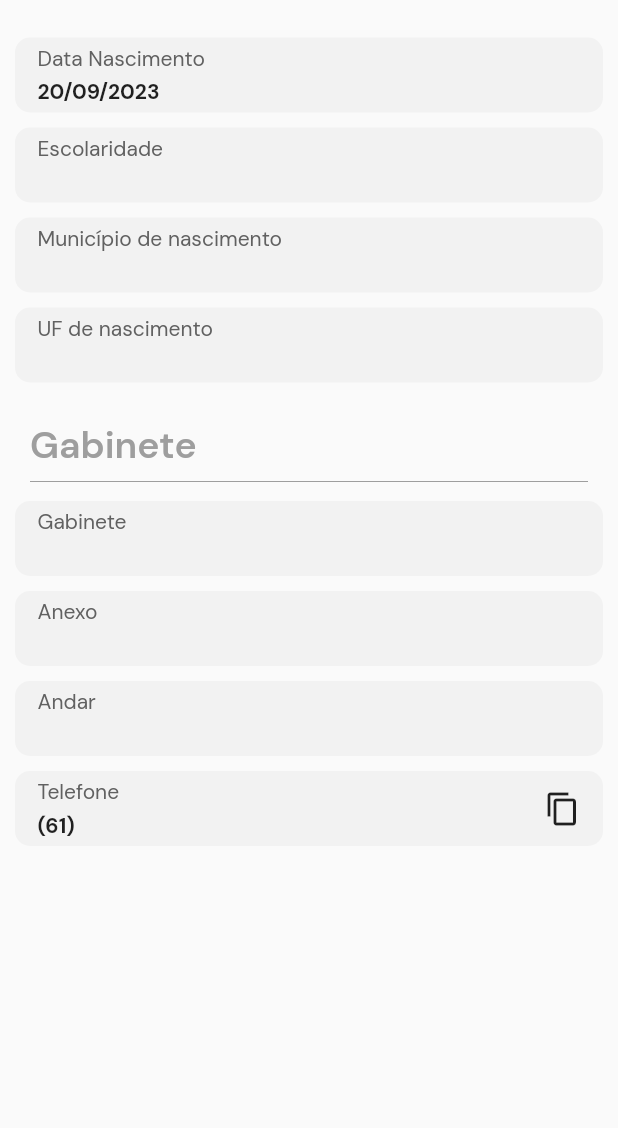
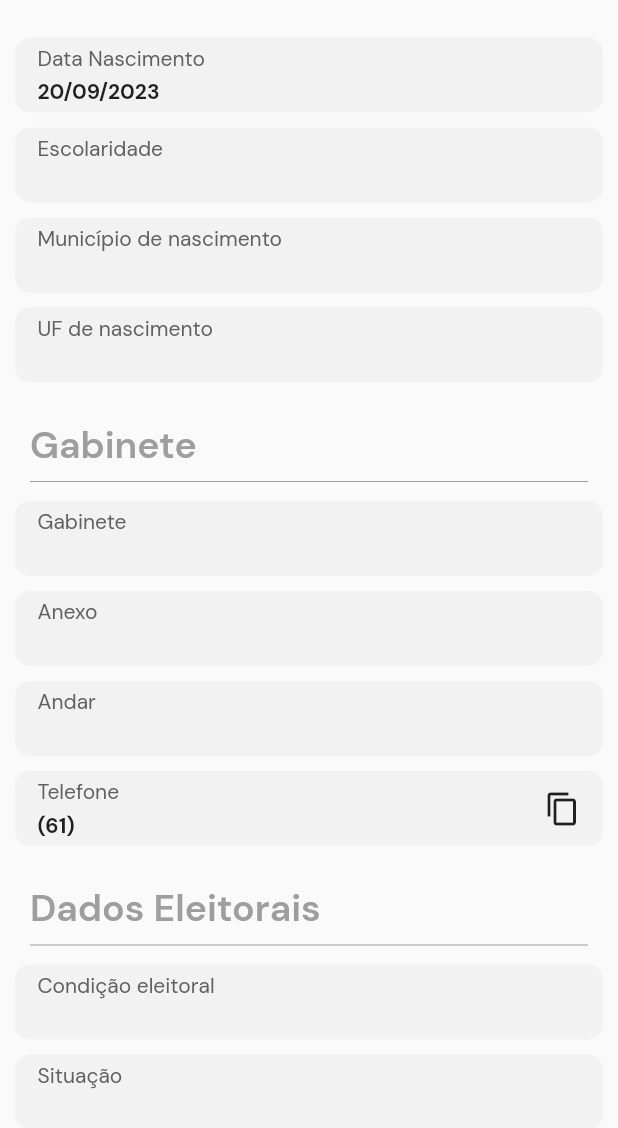
Before and after one commit to wdvictor/vigia_deputados, a Flutter app: the TabDadosPessoais widget shown alone on an empty page, opened directly with empty values, on a phone screen of 412 x 824 dp. Shown: the top 1128 px of the screen. Run offline on Flutter 3.47's test engine with Material 2 defaults, Android fonts, the phone set to English and light mode, and no system bars; our stand-ins replace awesome_dialog, google_fonts; network calls fail.

Commit message:
adding political situation

```diff
--- a/lib/pages/perfil_deputado/tab_dados_pessoais.dart
+++ b/lib/pages/perfil_deputado/tab_dados_pessoais.dart
@@ -61,6 +61,24 @@ class TabDadosPessoais extends StatelessWidget {
             data: formatCellphone(deputado.ultimoStatus.gabinete.telefone),
             showCopyButton: true,
           ),
+          Padding(
+            padding: const EdgeInsets.only(left: 20, top: 20),
+            child: Text(
+              'Dados Eleitorais',
+              style:
+                  GoogleFonts.dmSans(color: Colors.grey, fontSize: 25, fontWeight: FontWeight.w600),
+            ),
+          ),
+          const Divider(
+            endIndent: 20,
+            indent: 20,
+            color: Colors.grey,
+          ),
+          DataField(title: 'Condição eleitoral', data: deputado.ultimoStatus.condicaoEleitoral),
+          DataField(title: 'Situação', data: deputado.ultimoStatus.situacao),
+          const SizedBox(
+            height: 50,
+          )
         ],
       ),
     );
```
